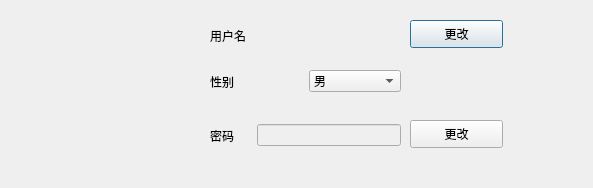
The window that userinfo.ui (holdonbush/QT-sample-chat-application) describes before a commit, drawn with Qt 5.
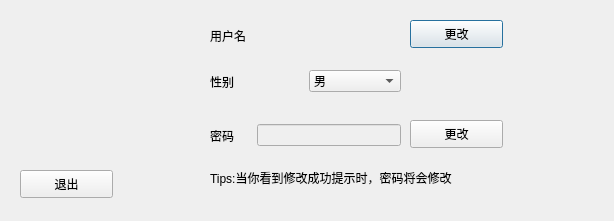
The same window after the commit.

Commit message: userinfo page change username and passwd funtion finish

What changed in the file:
```diff
--- a/userinfo.ui
+++ b/userinfo.ui
@@ -6,8 +6,8 @@
    <rect>
     <x>0</x>
     <y>0</y>
-    <width>593</width>
-    <height>188</height>
+    <width>614</width>
+    <height>221</height>
    </rect>
   </property>
   <property name="windowTitle">
@@ -133,6 +133,32 @@
     </item>
    </layout>
   </widget>
+  <widget class="QLabel" name="label_4">
+   <property name="geometry">
+    <rect>
+     <x>210</x>
+     <y>170</y>
+     <width>361</width>
+     <height>16</height>
+    </rect>
+   </property>
+   <property name="text">
+    <string>Tips:当你看到修改成功提示时，密码将会修改</string>
+   </property>
+  </widget>
+  <widget class="QPushButton" name="pushButton">
+   <property name="geometry">
+    <rect>
+     <x>20</x>
+     <y>170</y>
+     <width>93</width>
+     <height>28</height>
+    </rect>
+   </property>
+   <property name="text">
+    <string>退出</string>
+   </property>
+  </widget>
  </widget>
  <resources/>
  <connections/>
```
The commit also changes 2 other files.
